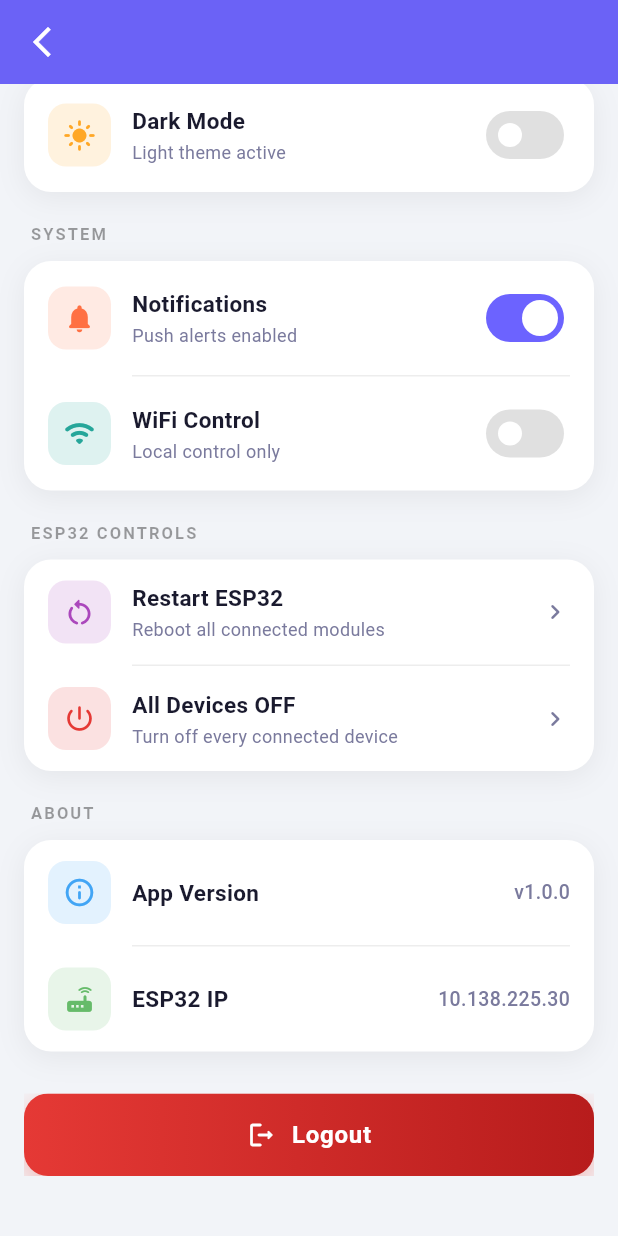
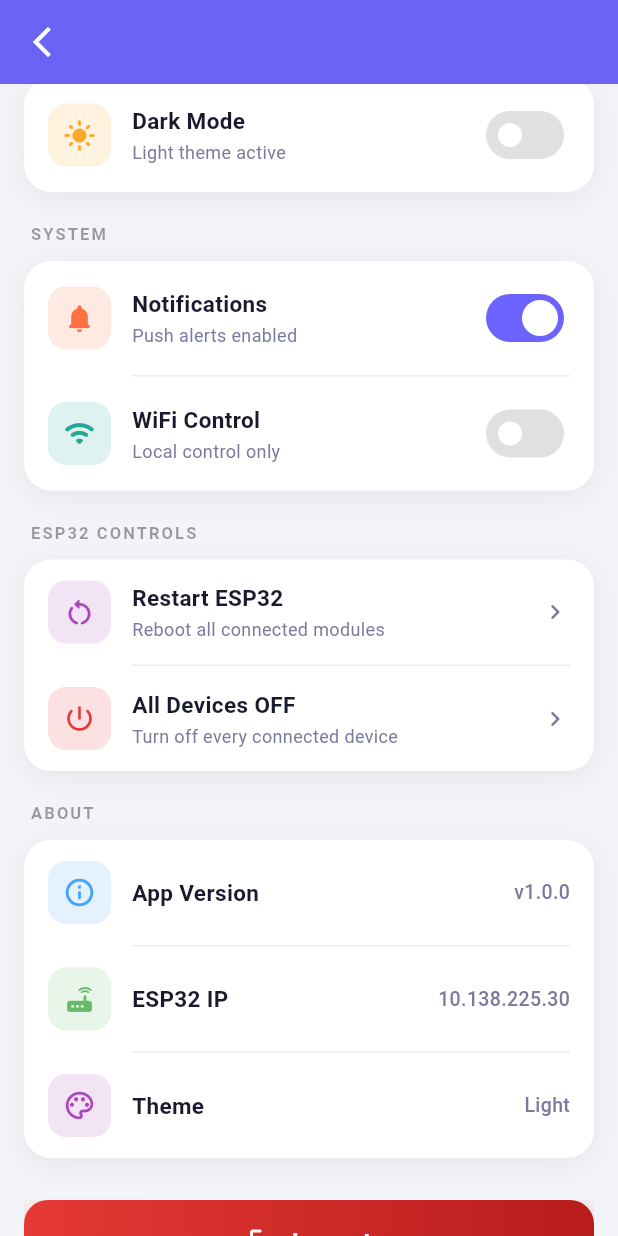
Before and after one commit to shyamrajpr7/home-app, a Flutter app: the SettingsPage screen opened directly, scrolled down 359 dp, on a phone screen of 412 x 824 dp. Run offline on Flutter 3.47's test engine with Material 3 defaults, Android fonts, the light colour scheme and no system bars; our stand-ins replace firebase_core, firebase_database, flutter_tts, image_picker, sleek_circular_slider, speech_to_text; accounts and stored records are empty; network calls fail; statements that could not run were skipped.

Commit message:
UI: add theme status tile to settings about section

```diff
--- a/lib/settings.dart
+++ b/lib/settings.dart
@@ -429,6 +429,15 @@
                               iconBg: const Color(0xFF66BB6A),
                               title: "ESP32 IP",
                               value: espIp,
+                              textPrimary: textPrimary,
+                              textSecondary: textSecondary,
+                              showDivider: true,
+                            ),
+                            _InfoTile(
+                              icon: Icons.palette_outlined,
+                              iconBg: const Color(0xFFAB47BC),
+                              title: "Theme",
+                              value: isDark ? "Dark" : "Light",
                               textPrimary: textPrimary,
                               textSecondary: textSecondary,
                             ),
```
